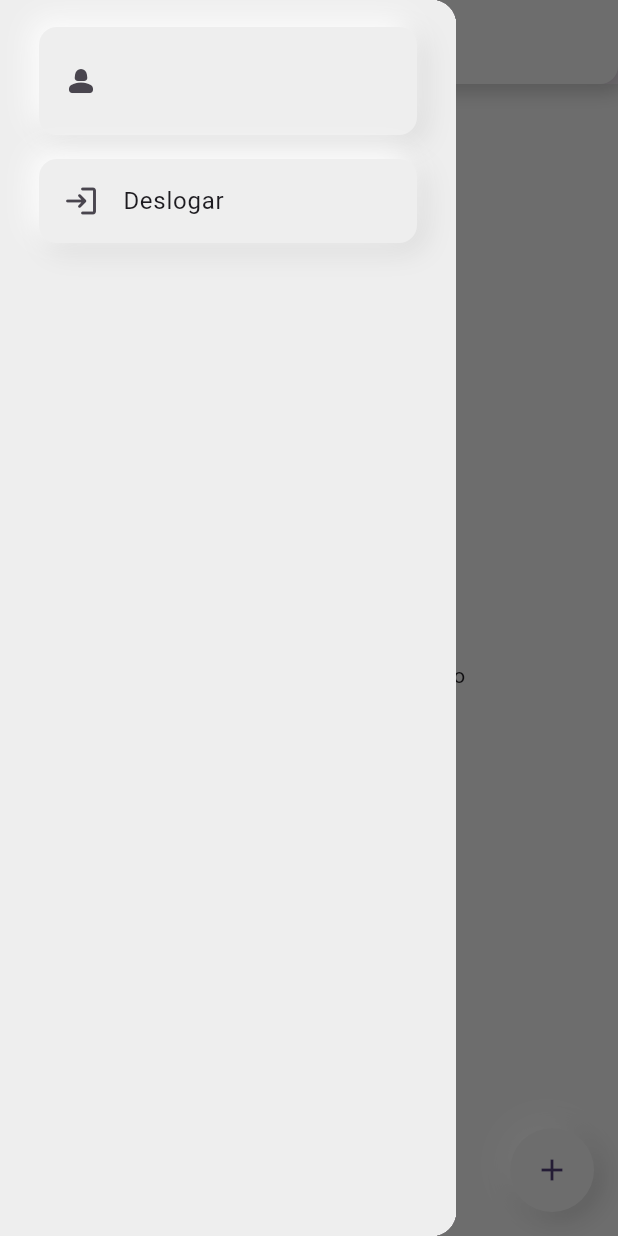
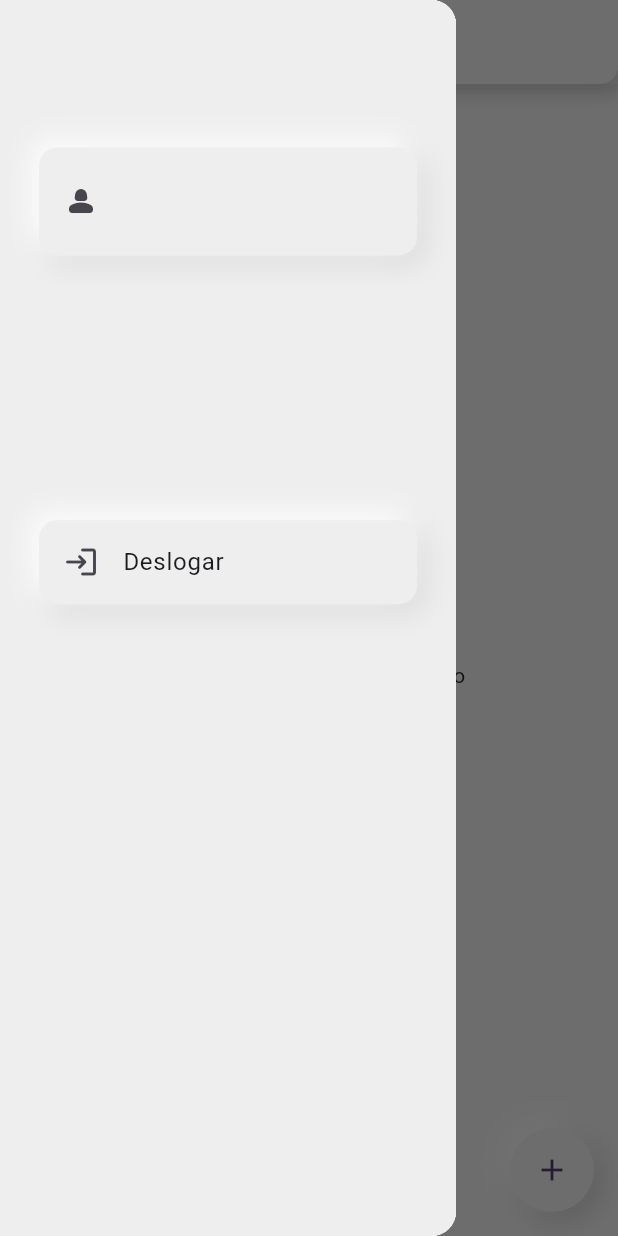
Before and after one commit to jeziel-nogueira/app_lista_restaurantes, a Flutter app: the screen it shows once a user with an empty profile is signed in, with the side drawer open, on a phone screen of 412 x 824 dp. Run offline on Flutter 3.47's test engine with Material 3 defaults, Android fonts, the phone set to English and light mode, and no system bars; our stand-ins replace cloud_firestore, firebase_auth, firebase_core; accounts and stored records are empty.

Commit message:
update drawer

```diff
--- a/lib/views/home_view.dart
+++ b/lib/views/home_view.dart
@@ -61,7 +61,8 @@ class _RestaurantListPageState extends State<RestaurantListPage> {
                 String username = user?.displayName ?? 'Nome não disponível';
                 String email = user?.email ?? 'Email não disponível';
 
-                return ListView(
+                return Column(
+                  mainAxisAlignment: MainAxisAlignment.spaceAround,
                   children: [
                     // Exibe informações do usuário no Drawer
                     Container(
@@ -115,6 +116,8 @@ class _RestaurantListPageState extends State<RestaurantListPage> {
                         },
                       ),
                     ),
+                    SizedBox(height: 1,),
+                    SizedBox(height: 1,)
                   ],
                 );
               },
```
